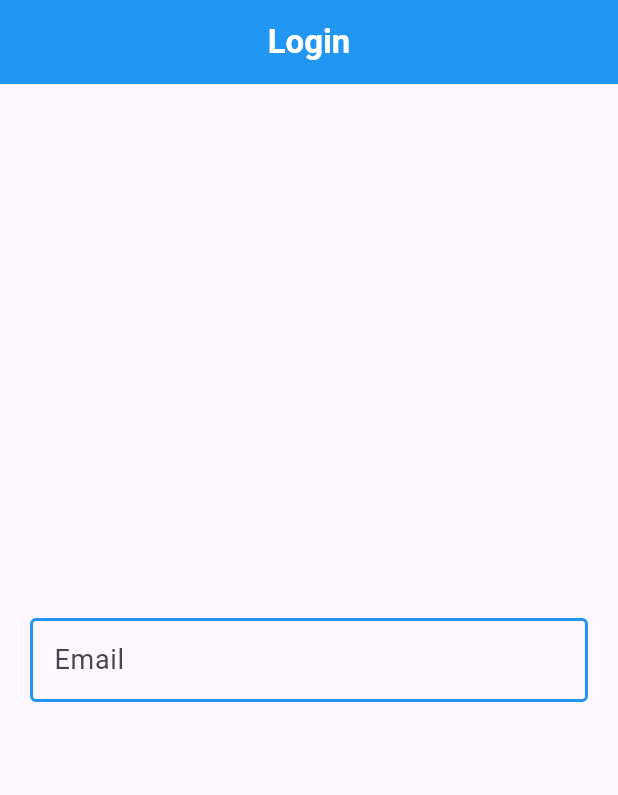
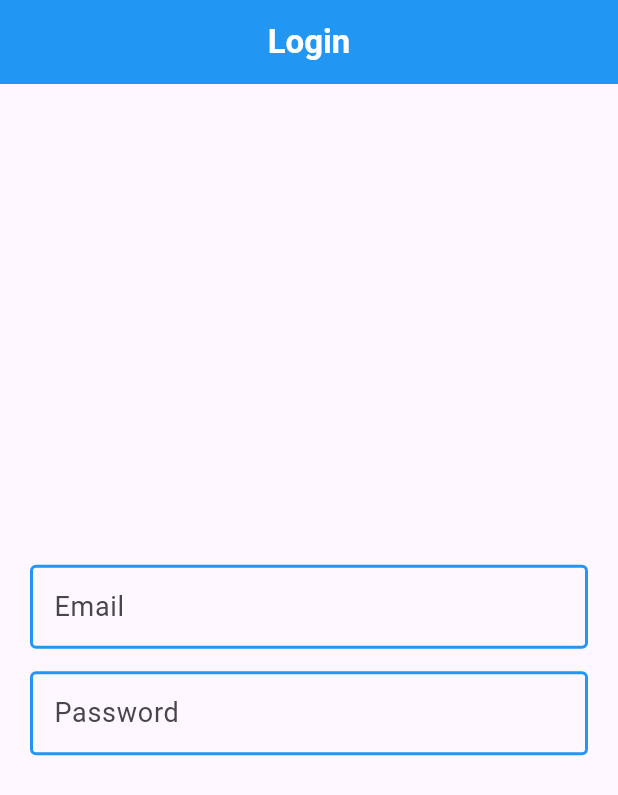
Before and after one commit to alhasann351/flutter_getx_mvvm_mvc_pattern, a Flutter app: the screen it shows after launch, on a phone screen of 412 x 824 dp. Shown: the top 795 px of the screen. Run offline on Flutter 3.47's test engine with Material 3 defaults, Android fonts, the light colour scheme and no system bars; our stand-ins replace fluttertoast, get.

Commit message:
password-text-form-field-design

```diff
--- a/lib/view/login/login_screen.dart
+++ b/lib/view/login/login_screen.dart
@@ -12,6 +12,7 @@ class LoginScreen extends StatefulWidget {
 
 class _LoginScreenState extends State<LoginScreen> {
   final loginViewModel = Get.put(LoginViewModel());
+  final _formKey = GlobalKey<FormState>();
 
   @override
   Widget build(BuildContext context) {
@@ -34,6 +35,8 @@ class _LoginScreenState extends State<LoginScreen> {
       ),
       body: Padding(
         padding: const EdgeInsets.symmetric(horizontal: 20),
+        child: Focus(
+          key: _formKey,
           child: Column(
             crossAxisAlignment: CrossAxisAlignment.center,
             mainAxisAlignment: MainAxisAlignment.center,
@@ -61,7 +64,32 @@ class _LoginScreenState extends State<LoginScreen> {
                   ),
                 ),
               ),
+              const SizedBox(height: 15,),
+              TextFormField(
+                controller: loginViewModel.passwordController.value,
+                focusNode: loginViewModel.passwordFocusNode.value,
+                decoration: InputDecoration(
+                  //hintText: 'email_hint'.tr,
+                  enabledBorder: const OutlineInputBorder(
+                    borderSide: BorderSide(
+                      color: AppColors.emailTextFormFieldColor,
+                      width: 2,
+                    ),
+                  ),
+                  focusedBorder: const OutlineInputBorder(
+                    borderSide: BorderSide(
+                      color: AppColors.emailTextFormFieldColor,
+                      width: 2,
+                    ),
+                  ),
+                  labelText: 'password_hint'.tr,
+                  labelStyle: const TextStyle(
+                    fontSize: 18,
+                  ),
+                ),
+              ),
             ],
+          ),
         ),
       ),
     );
```
Lines whose indentation alone changed are shown as unchanged.
